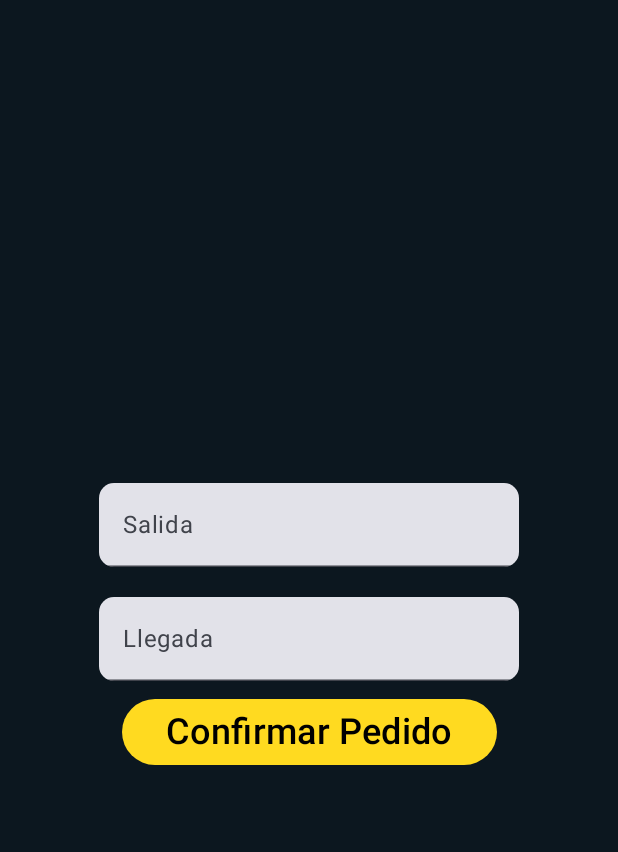
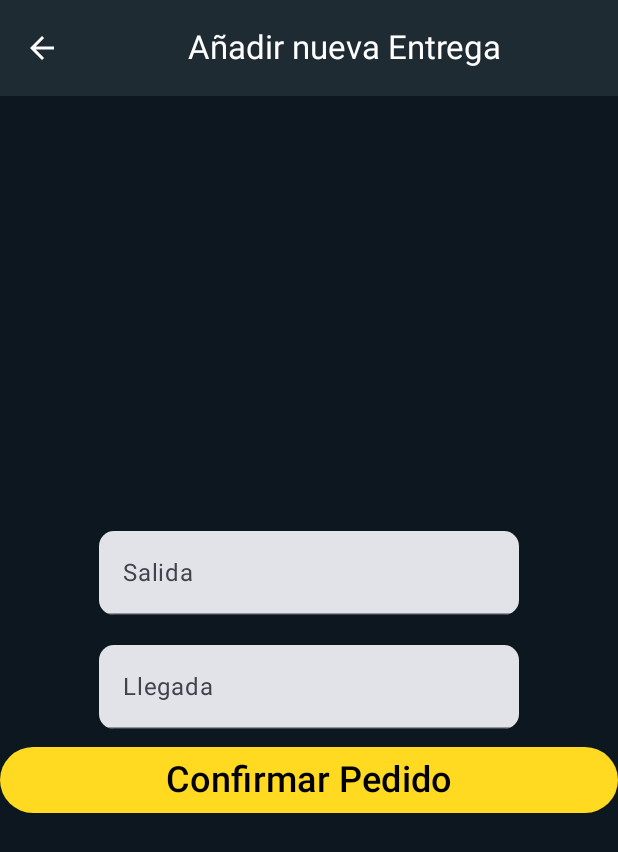
Before and after one commit to miguel02jm/UrbanDelivery-Frontend, an Android app built with Jetpack Compose: the AddOrderView screen opened through its navigation route, on a phone screen of 412 x 824 dp. Shown: the top 852 px of the screen. Run offline under Robolectric (Android 15) with nearby library versions, the phone set to English and light mode, and no system bars.

Commit message:
Alert Dialog of Icons Information added. Some fixes done too.

```diff
--- a/app/src/main/java/com/pankel/proyectointeligenciaambiental/MainActivity.kt
+++ b/app/src/main/java/com/pankel/proyectointeligenciaambiental/MainActivity.kt
@@ -13,23 +13,16 @@ import androidx.compose.material3.Surface
 import androidx.compose.material3.Text
 import androidx.compose.runtime.*
 import androidx.compose.ui.Modifier
-import androidx.compose.ui.tooling.preview.Preview
 import com.pankel.proyectointeligenciaambiental.navigation.NavManager
-import com.pankel.proyectointeligenciaambiental.state.AppState
 import com.pankel.proyectointeligenciaambiental.ui.theme.ProyectoInteligenciaAmbientalTheme
 import com.pankel.proyectointeligenciaambiental.viewModel.AppViewModel
-import com.pankel.proyectointeligenciaambiental.views.AddOrderView
-import com.pankel.proyectointeligenciaambiental.views.AppView
 import org.eclipse.paho.client.mqttv3.*
 import org.eclipse.paho.client.mqttv3.persist.MemoryPersistence
 
 class MainActivity : ComponentActivity() {
-
-    val appState = AppState()
-
-    private val broker = "tcp://<mqtt_broker_address>:<mqtt_broker_port>"
+    private val broker = "mqtt://192.168.48.245:1883"
     private val clientId = MqttClient.generateClientId()
-    private val topic = "example/topic"
+    private val topic = "map"
 
     private lateinit var client: MqttClient
     override fun onCreate(savedInstanceState: Bundle?) {
@@ -51,7 +44,7 @@ class MainActivity : ComponentActivity() {
                     /*sendAndShowMessage(receivedMessage = receivedMessage) { message ->
                         sendMessage(message)
                     }*/
-                    NavManager(appState, appViewModel = AppViewModel)
+                    NavManager(appViewModel = AppViewModel)
                 }
             }
         }
--- /dev/null
+++ b/app/src/main/java/com/pankel/proyectointeligenciaambiental/components/CustomTopAppBar.kt
@@ -0,0 +1,32 @@
+package com.pankel.proyectointeligenciaambiental.components
+
+import androidx.compose.foundation.layout.Arrangement
+import androidx.compose.foundation.layout.Row
+import androidx.compose.foundation.layout.fillMaxWidth
+import androidx.compose.material.icons.Icons
+import androidx.compose.material.icons.filled.ArrowBack
+import androidx.compose.material3.*
+import androidx.compose.runtime.Composable
+import androidx.compose.ui.Modifier
+import androidx.compose.ui.graphics.Color
+import com.pankel.proyectointeligenciaambiental.ui.theme.background2
+
+@Composable
+fun CustomTopAppBar(title: String, onClickBackButton: () -> Unit){
+    CenterAlignedTopAppBar(
+        colors = TopAppBarDefaults.centerAlignedTopAppBarColors(
+            containerColor = background2,
+            titleContentColor = Color.White
+        ),
+        title = {
+            Row(modifier = Modifier.fillMaxWidth(), horizontalArrangement = Arrangement.Center) {
+                Text(text = title, maxLines = 1)
+            }
+        },
+        navigationIcon = {
+            IconButton(onClick = onClickBackButton) {
+                Icon(Icons.Default.ArrowBack, contentDescription = "Back", tint = Color.White)
+            }
+        }
+        )
+}
--- a/app/src/main/java/com/pankel/proyectointeligenciaambiental/components/Map.kt
+++ b/app/src/main/java/com/pankel/proyectointeligenciaambiental/components/Map.kt
@@ -6,26 +6,38 @@ import androidx.compose.foundation.lazy.grid.GridCells
 import androidx.compose.foundation.lazy.grid.LazyVerticalGrid
 import androidx.compose.runtime.Composable
 import androidx.compose.ui.Modifier
-import com.pankel.proyectointeligenciaambiental.state.AppState
+import com.pankel.proyectointeligenciaambiental.viewModel.AppViewModel
 
 @Composable
-fun Map(appState: AppState) {
-    appState.mapaCode = "0202000105030705000200041109060110031000000200080101100110000106010701"
+fun Map(appViewModel: AppViewModel) {
+    appViewModel.mapaCode.value = "0202000105030705000200041109060110031000000200080101100110000106010701"
 
-    val list = appState.mapaCode.chunked(2)
-    appState.listaIdMapa = list.toMutableList()
+    val list = appViewModel.mapaCode.value.chunked(2)
+    appViewModel.listaIdMapa.clear()
+    appViewModel.listaIdMapa.addAll(list)
 
     LazyVerticalGrid(
         columns = GridCells.Fixed(5),
         modifier = Modifier.fillMaxWidth(),
     ) {
-        items(appState.listaIdMapa.size) { index ->
+        items(appViewModel.listaIdMapa.size) { index ->
             Box(
             ) {
-                MapImages(
-                    appState.listaIdMapa[index],
-                    index
-                )
+                if (appViewModel.listaSalidasLlegadas.isNotEmpty()){
+                    MapImages(
+                        appViewModel.listaIdMapa[index],
+                        index,
+                        appViewModel.listaSalidasLlegadas[0].salida,
+                        appViewModel.listaSalidasLlegadas[0].llegada
+                    )
+                }else{
+                    MapImages(
+                        appViewModel.listaIdMapa[index],
+                        index,
+                        null,
+                        null
+                    )
+                }
             }
         }
     }
--- a/app/src/main/java/com/pankel/proyectointeligenciaambiental/components/MapImages.kt
+++ b/app/src/main/java/com/pankel/proyectointeligenciaambiental/components/MapImages.kt
@@ -4,9 +4,13 @@ import androidx.compose.foundation.Image
 import androidx.compose.runtime.Composable
 import androidx.compose.ui.res.painterResource
 import com.pankel.proyectointeligenciaambiental.R
+import com.pankel.proyectointeligenciaambiental.viewModel.AppViewModel
 
 @Composable
-fun MapImages(id: String, index: Int){
+fun MapImages(id: String, index: Int, salida: String?, llegada: String?){
+
+    val salidaIndex = if (salida.isNullOrEmpty()) 35 else salida.toInt()
+    val llegadaIndex = if (llegada.isNullOrEmpty()) 35 else llegada.toInt()
 
     val imageResource = when (id) {
         "01" -> R.drawable._01
@@ -23,5 +27,13 @@ fun MapImages(id: String, index: Int){
         else -> R.drawable._00
     }
 
+    val imageResource2 = when (index) {
+        salidaIndex -> R.drawable.greenflag
+        llegadaIndex -> R.drawable.redflag
+        else -> imageResource
+    }
+
+
     Image(painter = painterResource(id = imageResource), contentDescription = "Image")
+    Image(painter = painterResource(id = imageResource2), contentDescription = "Image2")
 }
--- a/app/src/main/java/com/pankel/proyectointeligenciaambiental/components/OrderList.kt
+++ b/app/src/main/java/com/pankel/proyectointeligenciaambiental/components/OrderList.kt
@@ -19,10 +19,14 @@ import com.pankel.proyectointeligenciaambiental.viewModel.AppViewModel
 
 @Composable
 fun OrderList(appViewModel: AppViewModel) {
-   LazyColumn(modifier = Modifier.padding(10.dp)) {
-      itemsIndexed(appViewModel.listaSalidasLlegadas) { index, item ->
-         SalidaLlegadaItem(item, isFirstItem = index == 0)
+   if(appViewModel.listaSalidasLlegadas.isNotEmpty()){
+      LazyColumn(modifier = Modifier.padding(10.dp)) {
+         itemsIndexed(appViewModel.listaSalidasLlegadas) { index, item ->
+            SalidaLlegadaItem(item, isFirstItem = index == 0)
+         }
       }
+   } else {
+      Text(text = "Actualmente no existen pedidos activos", color = Color.Gray)
    }
 }
 
--- a/app/src/main/java/com/pankel/proyectointeligenciaambiental/navigation/NavManager.kt
+++ b/app/src/main/java/com/pankel/proyectointeligenciaambiental/navigation/NavManager.kt
@@ -4,20 +4,19 @@ import androidx.compose.runtime.Composable
 import androidx.navigation.compose.NavHost
 import androidx.navigation.compose.composable
 import androidx.navigation.compose.rememberNavController
-import com.pankel.proyectointeligenciaambiental.state.AppState
 import com.pankel.proyectointeligenciaambiental.viewModel.AppViewModel
 import com.pankel.proyectointeligenciaambiental.views.AddOrderView
 import com.pankel.proyectointeligenciaambiental.views.AppView
 
 @Composable
-fun NavManager(appState: AppState, appViewModel: AppViewModel){
+fun NavManager(appViewModel: AppViewModel){
     val navController = rememberNavController()
     NavHost(navController = navController, startDestination = "AppView"){
         composable("AppView"){
-            AppView(appState = appState, navController, appViewModel)
+            AppView(navController, appViewModel)
         }
         composable("AddOrderView"){
-            AddOrderView(appState = appState, navController, appViewModel)
+            AddOrderView(navController, appViewModel)
         }
     }
 }
--- a/app/src/main/java/com/pankel/proyectointeligenciaambiental/state/AppState.kt
+++ /dev/null
@@ -1,15 +0,0 @@
-package com.pankel.proyectointeligenciaambiental.state
-
-import androidx.compose.runtime.getValue
-import androidx.compose.runtime.mutableStateOf
-import androidx.compose.runtime.setValue
-import com.pankel.proyectointeligenciaambiental.model.SalidaLlegada
-
-class AppState {
-    var salida by mutableStateOf("")
-    var llegada by mutableStateOf("")
-    var listaEntradasSalidas = mutableListOf<SalidaLlegada>()
-
-    var mapaCode by mutableStateOf("")
-    var listaIdMapa = mutableListOf<String>()
-}
--- a/app/src/main/java/com/pankel/proyectointeligenciaambiental/viewModel/AppViewModel.kt
+++ b/app/src/main/java/com/pankel/proyectointeligenciaambiental/viewModel/AppViewModel.kt
@@ -1,21 +1,37 @@
 package com.pankel.proyectointeligenciaambiental.viewModel
 
+import androidx.compose.runtime.MutableState
 import androidx.compose.runtime.mutableStateListOf
+import androidx.compose.runtime.mutableStateOf
 import androidx.lifecycle.ViewModel
 import com.pankel.proyectointeligenciaambiental.model.SalidaLlegada
 
 class AppViewModel: ViewModel() {
+    private val _salida = mutableStateOf("")
+    var salida: MutableState<String> = _salida
+    private val _llegada = mutableStateOf("")
+    var llegada: MutableState<String> = _llegada
+
     private val _listaSalidasLlegadas = mutableStateListOf<SalidaLlegada>()
-    val listaSalidasLlegadas: List<SalidaLlegada> = _listaSalidasLlegadas
+    var listaSalidasLlegadas: List<SalidaLlegada> = _listaSalidasLlegadas
+
+    private val _mapaCode = mutableStateOf("")
+    var mapaCode: MutableState<String> = _mapaCode
+
+    private val _listaIdMapa = mutableStateListOf<String>()
+    var listaIdMapa: MutableList<String> = _listaIdMapa
 
     init {
         _listaSalidasLlegadas.add(SalidaLlegada("10", "23"))
         _listaSalidasLlegadas.add(SalidaLlegada("17", "09"))
         _listaSalidasLlegadas.add(SalidaLlegada("04", "02"))
-        _listaSalidasLlegadas.add(SalidaLlegada("16", "07"))
     }
 
     fun agregarSalidaLlegada(salida: String, llegada: String){
         _listaSalidasLlegadas.add(SalidaLlegada(salida, llegada))
     }
+
+    fun eliminarSalidaLlegada(){
+        _listaSalidasLlegadas.removeFirst()
+    }
 }
--- a/app/src/main/java/com/pankel/proyectointeligenciaambiental/views/AddOrderView.kt
+++ b/app/src/main/java/com/pankel/proyectointeligenciaambiental/views/AddOrderView.kt
@@ -2,9 +2,7 @@ package com.pankel.proyectointeligenciaambiental.views
 
 import androidx.compose.foundation.background
 import androidx.compose.foundation.layout.*
-import androidx.compose.material3.Button
-import androidx.compose.material3.ButtonDefaults
-import androidx.compose.material3.Text
+import androidx.compose.material3.*
 import androidx.compose.runtime.*
 import androidx.compose.ui.Alignment
 import androidx.compose.ui.Modifier
@@ -12,46 +10,59 @@ import androidx.compose.ui.graphics.Color
 import androidx.compose.ui.unit.dp
 import androidx.compose.ui.unit.sp
 import androidx.navigation.NavController
+import com.pankel.proyectointeligenciaambiental.components.CustomTopAppBar
 import com.pankel.proyectointeligenciaambiental.components.customTextField
-import com.pankel.proyectointeligenciaambiental.state.AppState
 import com.pankel.proyectointeligenciaambiental.ui.theme.background
 import com.pankel.proyectointeligenciaambiental.ui.theme.buttonColor
 import com.pankel.proyectointeligenciaambiental.viewModel.AppViewModel
 
+@OptIn(ExperimentalMaterial3Api::class)
 @Composable
-fun AddOrderView(appState: AppState, navController: NavController, appViewModel: AppViewModel) {
+fun AddOrderView(navController: NavController, appViewModel: AppViewModel) {
+    Scaffold(
+        topBar = {
+            CustomTopAppBar(
+                title = "Añadir nueva Entrega",
+                onClickBackButton = {
+                    navController.navigateUp()
+                }
+            )
+        }
+    ) { paddingValues ->
         Box(
             modifier = Modifier
                 .background(background)
-            .fillMaxSize(),
+                .fillMaxSize()
+                .padding(paddingValues),
             contentAlignment = Alignment.Center
         ) {
-        var text by remember { mutableStateOf("Hello") }
             Column(
                 modifier = Modifier.fillMaxWidth(),
                 horizontalAlignment = Alignment.CenterHorizontally
             ) {
                 customTextField(
-                value = appState.salida,
-                onValueChange = { appState.salida = it },
+                    value = appViewModel.salida.value,
+                    onValueChange = { appViewModel.salida.value = it },
                     label = "Salida"
                 )
                 customTextField(
-                value = appState.llegada,
-                onValueChange = { appState.llegada = it },
+                    value = appViewModel.llegada.value,
+                    onValueChange = { appViewModel.llegada.value = it },
                     label = "Llegada"
                 )
                 Button(
-                onClick = {appViewModel.agregarSalidaLlegada(appState.salida, appState.llegada)
-                          navController.navigate("AppView")},
+                    onClick = {
+                        appViewModel.agregarSalidaLlegada(appViewModel.salida.value, appViewModel.llegada.value)
+                        navController.navigate("AppView")
+                    },
                     colors = ButtonDefaults.buttonColors(
                         containerColor = buttonColor,
-                    contentColor = Color.Black
                     ),
-                modifier = Modifier.width(250.dp)
+                    modifier = Modifier.fillMaxWidth()
                 ) {
-                Text(text = "Confirmar Pedido", fontSize = 24.sp)
+                    Text(text = "Confirmar Pedido", fontSize = 24.sp, color = Color.Black)
                 }
             }
         }
     }
+}
--- a/app/src/main/java/com/pankel/proyectointeligenciaambiental/views/AppView.kt
+++ b/app/src/main/java/com/pankel/proyectointeligenciaambiental/views/AppView.kt
@@ -1,27 +1,48 @@
 package com.pankel.proyectointeligenciaambiental.views
 
+import androidx.compose.foundation.Image
 import androidx.compose.foundation.background
 import androidx.compose.foundation.layout.*
-import androidx.compose.runtime.Composable
+import androidx.compose.material.icons.Icons
+import androidx.compose.material.icons.filled.ExitToApp
+import androidx.compose.material.icons.filled.Info
+import androidx.compose.material3.*
+import androidx.compose.runtime.*
 import androidx.compose.ui.Alignment
 import androidx.compose.ui.Modifier
+import androidx.compose.ui.graphics.Color
+import androidx.compose.ui.graphics.vector.ImageVector
+import androidx.compose.ui.res.painterResource
 import androidx.compose.ui.unit.dp
 import androidx.navigation.NavController
+import com.pankel.proyectointeligenciaambiental.R
 import com.pankel.proyectointeligenciaambiental.components.AddOrder
 import com.pankel.proyectointeligenciaambiental.components.Map
 import com.pankel.proyectointeligenciaambiental.components.OrderList
-import com.pankel.proyectointeligenciaambiental.state.AppState
 import com.pankel.proyectointeligenciaambiental.ui.theme.background
 import com.pankel.proyectointeligenciaambiental.ui.theme.background2
 import com.pankel.proyectointeligenciaambiental.viewModel.AppViewModel
+import kotlinx.coroutines.delay
 
 @Composable
-fun AppView(appState: AppState, navController: NavController, appViewModel: AppViewModel) {
+fun AppView(navController: NavController, appViewModel: AppViewModel) {
+
+    var showAlert by remember { mutableStateOf(false) }
+    var updateKey by remember { mutableStateOf(0) }
+
+    LaunchedEffect(updateKey){
+        delay(10000)
+        if (appViewModel.listaSalidasLlegadas.isNotEmpty()) {
+            appViewModel.eliminarSalidaLlegada()
+        }
+        updateKey++
+    }
+
     Column(modifier = Modifier.fillMaxSize()) {
         Box(
             modifier = Modifier
                 .fillMaxWidth()
-                .height(200.dp)
+                .height(275.dp)
                 .background(background2),
             contentAlignment = Alignment.Center
         ) {
@@ -33,13 +54,26 @@ fun AppView(appState: AppState, navController: NavController, appViewModel: AppV
                 .fillMaxHeight()
                 .background(background),
         ) {
-            Box(
+            Column(
                 modifier = Modifier
                     .fillMaxSize()
                     .padding(16.dp),
-                contentAlignment = Alignment.Center
             ) {
-                Map(appState = appState)
+                Row(modifier = Modifier
+                    .align(Alignment.End)
+                    .padding(bottom = 5.dp)) {
+                    IconButton(
+                        onClick = {showAlert = true},
+                        modifier = Modifier.size(24.dp)
+                    ) {
+                        Icon(
+                            painter = painterResource(id = R.drawable.helpicon),
+                            contentDescription = "HelpIcon",
+                            tint = Color.Gray
+                        )
+                    }
+                }
+                Map(appViewModel)
             }
             Box(
                 modifier = Modifier
@@ -50,4 +84,65 @@ fun AppView(appState: AppState, navController: NavController, appViewModel: AppV
             }
         }
     }
+    if(showAlert){
+        AlertDialogExample(
+            onConfirmation = {
+                showAlert = false
+            },
+            dialogTitle = "LEYENDA ICONOS",
+        )
+    }
 }
+
+
+@Composable
+fun AlertDialogExample(
+    onConfirmation: () -> Unit,
+    dialogTitle: String,
+) {
+    AlertDialog(
+        title = {
+            Text(text = dialogTitle)
+        },
+        text = {
+            Box() {
+                Column() {
+                    Row(verticalAlignment = Alignment.CenterVertically) {
+                        Image(
+                            painter = painterResource(id = R.drawable.greenflag),
+                            contentDescription = "Image",
+                            modifier = Modifier.size(85.dp)
+                        )
+                        Text(text = "Salida del pedido")
+                    }
+                    Row(verticalAlignment = Alignment.CenterVertically) {
+                        Image(
+                            painter = painterResource(id = R.drawable.redflag),
+                            contentDescription = "Image",
+                            modifier = Modifier.size(85.dp)
+                        )
+                        Text(text = "Llegada del pedido")
+                    }
+                    Row(verticalAlignment = Alignment.CenterVertically) {
+                        Image(
+                            painter = painterResource(id = R.drawable.robot),
+                            contentDescription = "Image",
+                            modifier = Modifier.size(85.dp)
+                        )
+                        Text(text = "Robot")
+                    }
+                }
+            }
+        },
+        onDismissRequest = {},
+        confirmButton = {
+            TextButton(
+                onClick = {
+                    onConfirmation()
+                }
+            ) {
+                Text("De acuerdo")
+            }
+        }
+    )
+}
--- /dev/null
+++ b/app/src/main/res/drawable/helpicon.xml
@@ -0,0 +1,9 @@
+<vector xmlns:android="http://schemas.android.com/apk/res/android"
+    android:width="24dp"
+    android:height="24dp"
+    android:viewportWidth="960"
+    android:viewportHeight="960">
+  <path
+      android:fillColor="#FF000000"
+      android:pathData="M478,720q21,0 35.5,-14.5T528,670q0,-21 -14.5,-35.5T478,620q-21,0 -35.5,14.5T428,670q0,21 14.5,35.5T478,720ZM442,566h74q0,-33 7.5,-52t42.5,-52q26,-26 41,-49.5t15,-56.5q0,-56 -41,-86t-97,-30q-57,0 -92.5,30T342,342l66,26q5,-18 22.5,-39t53.5,-21q32,0 48,17.5t16,38.5q0,20 -12,37.5T506,434q-44,39 -54,59t-10,73ZM480,880q-83,0 -156,-31.5T197,763q-54,-54 -85.5,-127T80,480q0,-83 31.5,-156T197,197q54,-54 127,-85.5T480,80q83,0 156,31.5T763,197q54,54 85.5,127T880,480q0,83 -31.5,156T763,763q-54,54 -127,85.5T480,880ZM480,800q134,0 227,-93t93,-227q0,-134 -93,-227t-227,-93q-134,0 -227,93t-93,227q0,134 93,227t227,93ZM480,480Z"/>
+</vector>
```
Also changed, not shown: app/src/main/res/drawable/greenflag.png (added), app/src/main/res/drawable/redflag.png (added), 1 other file. Lines whose indentation alone changed are shown as unchanged.
